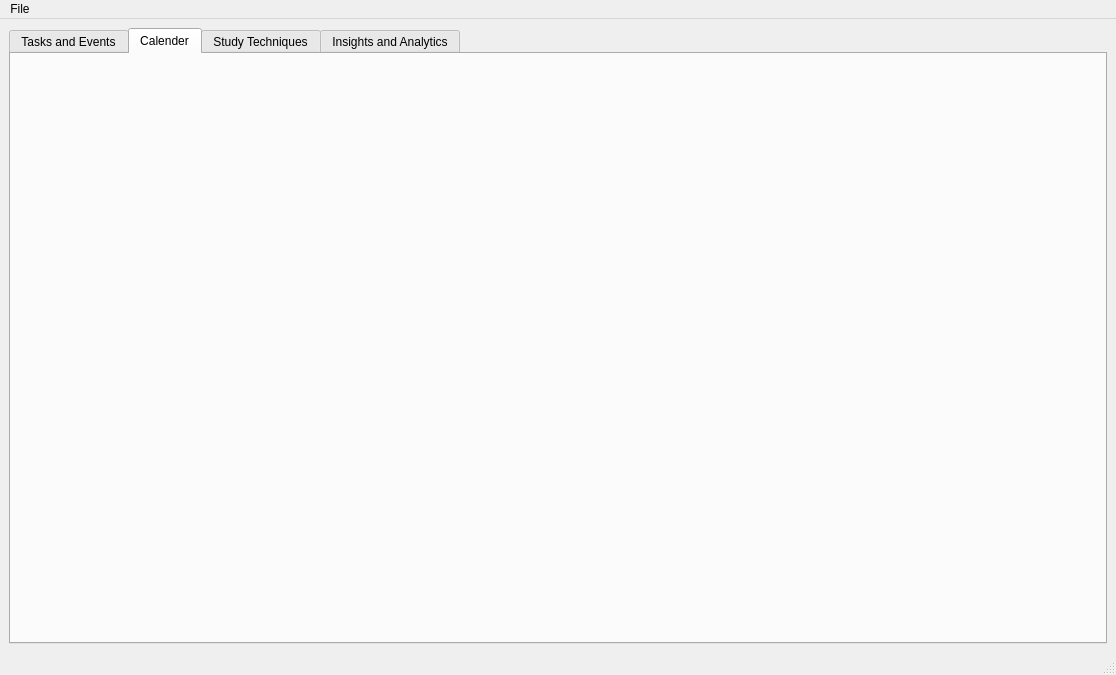
Above: App/mainWindow.ui from BadrGello/Task-Management-App before the change. Below: the same form after it.
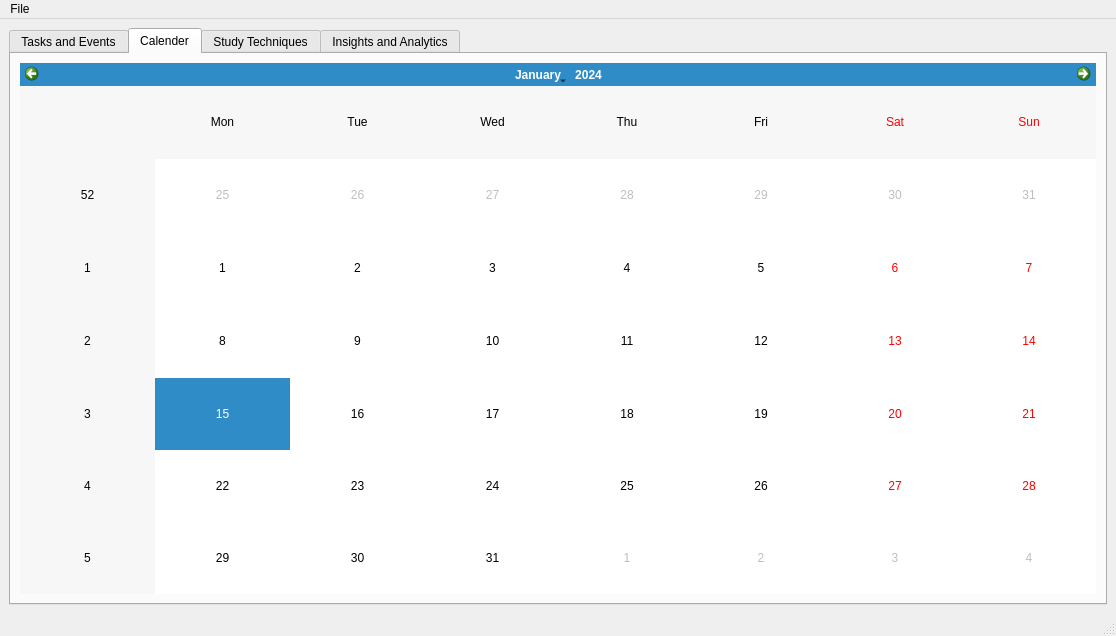
That is the form after the change. The open tabs and pages were chosen to show the change.

Commit message: Calender Tab

```diff
--- a/App/mainWindow.ui
+++ b/App/mainWindow.ui
@@ -7,7 +7,7 @@
     <x>0</x>
     <y>0</y>
     <width>1116</width>
-    <height>675</height>
+    <height>636</height>
    </rect>
   </property>
   <property name="sizePolicy">
@@ -21,7 +21,7 @@
   </property>
   <widget class="QWidget" name="centralwidget">
    <layout class="QGridLayout" name="gridLayout">
-    <item row="0" column="1">
+    <item row="0" column="0">
      <widget class="QTabWidget" name="tabWidget_mainTabs">
       <property name="styleSheet">
        <string notr="true">q
@@ -160,6 +160,15 @@
        <attribute name="title">
         <string>Calender</string>
        </attribute>
+       <layout class="QHBoxLayout" name="horizontalLayout">
+        <item>
+         <layout class="QVBoxLayout" name="verticalLayout">
+          <item>
+           <widget class="QCalendarWidget" name="calendarWidget"/>
+          </item>
+         </layout>
+        </item>
+       </layout>
       </widget>
       <widget class="QWidget" name="tab_study">
        <attribute name="title">
```
Left out of the diff: 6 changed lines with no effect on the pictures.
